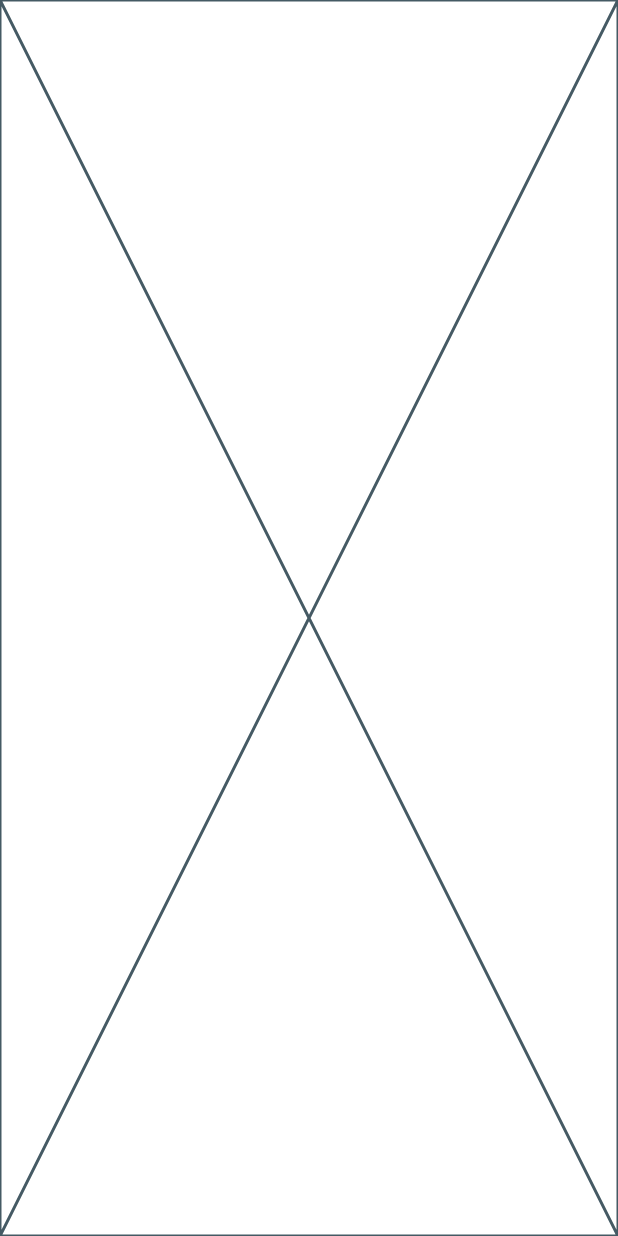
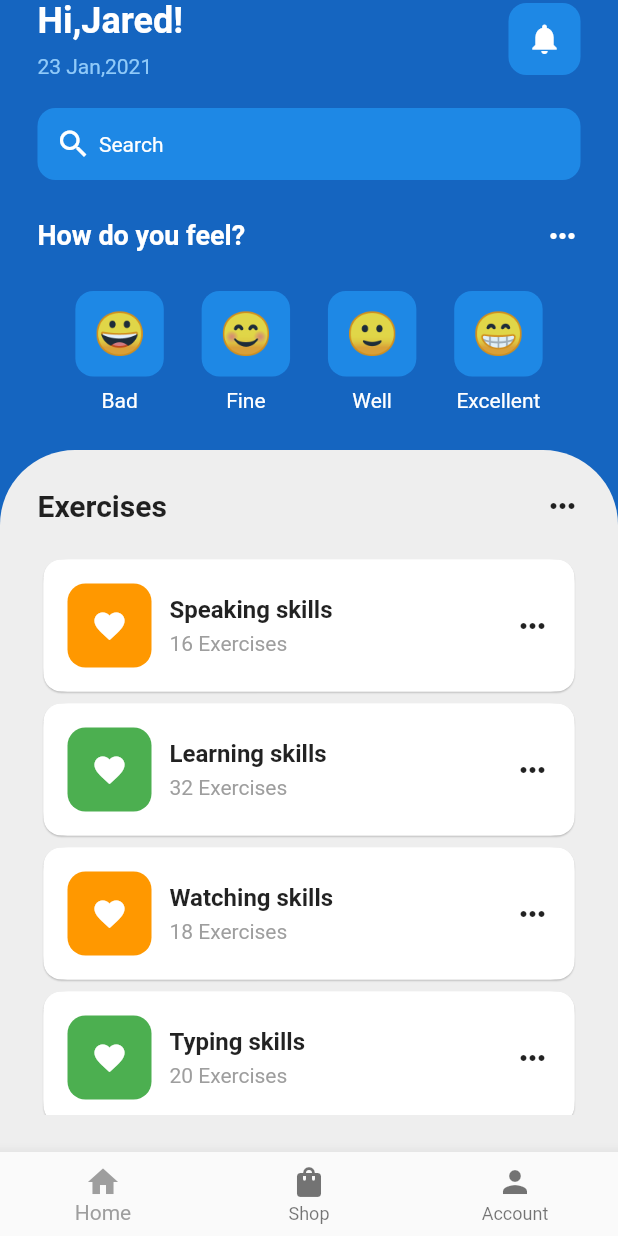
Before and after one commit to nirmal21332/Uis, a Flutter app: the screen it shows after launch, on a phone screen of 412 x 824 dp. Run offline on Flutter 3.47's test engine with Material 3 defaults, Android fonts, the phone set to English and light mode, and no system bars.

Commit message:
first commit

```diff
--- a/lib/Home_Screen.dart
+++ /dev/null
@@ -1,10 +0,0 @@
-import 'package:flutter/material.dart';
-
-class HomeScreen extends StatelessWidget {
-  const HomeScreen({super.key});
-
-  @override
-  Widget build(BuildContext context) {
-    return const Placeholder();
-  }
-}
--- a/lib/main.dart
+++ b/lib/main.dart
@@ -1,5 +1,5 @@
 import 'package:flutter/material.dart';
-import 'Home_Screen.dart';
+import 'pages/Home_Screen.dart';
 
 void main() {
   runApp(const MyApp());
--- /dev/null
+++ b/lib/pages/Home_Screen.dart
@@ -0,0 +1,420 @@
+import 'package:flutter/material.dart';
+
+import '../util/emoticon_face.dart';
+
+class HomeScreen extends StatelessWidget {
+  const HomeScreen({super.key});
+
+  @override
+  Widget build(BuildContext context) {
+    return Scaffold(
+      backgroundColor: Colors.blue[800],
+      bottomNavigationBar: BottomNavigationBar(
+        items: [
+          BottomNavigationBarItem(icon: Icon(Icons.home), label: 'Home'),
+          BottomNavigationBarItem(icon: Icon(Icons.shopping_bag), label: 'Shop'),
+          BottomNavigationBarItem(icon: Icon(Icons.person), label: 'Account'),
+        ],
+      ),
+      body: SafeArea(
+        child: Column(
+          children: [
+            Padding(
+              padding: const EdgeInsets.symmetric(horizontal: 25.0),
+              child: Column(
+                children: [
+                  // greeting row
+                  Row(
+                    mainAxisAlignment: MainAxisAlignment.spaceBetween,
+                    children: [
+                      // Hi jared
+                      Column(
+                        crossAxisAlignment: CrossAxisAlignment.start,
+                        children: [
+                          Text(
+                            'Hi,Jared! ',
+                            style: TextStyle(
+                              color: Colors.white,
+                              fontWeight: FontWeight.bold,
+                              fontSize: 24,
+                            ),
+                          ),
+                          SizedBox(height: 8),
+                          Text(
+                            '23 Jan,2021',
+                            style: TextStyle(color: Colors.blue[200]),
+                          ),
+                        ],
+                      ),
+
+                      // Notification
+                      Container(
+                        padding: EdgeInsets.all(12),
+                        decoration: BoxDecoration(
+                          borderRadius: BorderRadius.circular(12),
+                          color: Colors.blue[600],
+                        ),
+                        child: Icon(Icons.notifications, color: Colors.white),
+                      ),
+                    ],
+                  ),
+                  SizedBox(height: 20),
+
+                  // search bar
+                  Container(
+                    padding: EdgeInsets.all(12),
+                    decoration: BoxDecoration(
+                      borderRadius: BorderRadius.circular(12),
+                      color: Colors.blue[600],
+                    ),
+                    child: Row(
+                      children: [
+                        Icon(Icons.search, color: Colors.white),
+                        SizedBox(width: 5),
+                        Text('Search', style: TextStyle(color: Colors.white)),
+                      ],
+                    ),
+                  ),
+                  SizedBox(height: 25),
+
+                  // how do you feel?
+                  Row(
+                    mainAxisAlignment: MainAxisAlignment.spaceBetween,
+                    children: [
+                      Text(
+                        'How do you feel?',
+                        style: TextStyle(
+                          color: Colors.white,
+                          fontSize: 18,
+                          fontWeight: FontWeight.bold,
+                        ),
+                      ),
+                      Icon(Icons.more_horiz, color: Colors.white),
+                    ],
+                  ),
+                  SizedBox(height: 25),
+
+                  // 4 different faces
+                  Row(
+                    mainAxisAlignment: MainAxisAlignment.spaceEvenly,
+                    children: [
+                      // bad
+                      Column(
+                        children: [
+                          EmoticonFace(emoticonFace: '😀'),
+                          SizedBox(height: 8),
+                          Text('Bad', style: TextStyle(color: Colors.white)),
+                        ],
+                      ),
+                      // fine
+                      Column(
+                        children: [
+                          EmoticonFace(emoticonFace: '😊'),
+                          SizedBox(height: 8),
+                          Text('Fine', style: TextStyle(color: Colors.white)),
+                        ],
+                      ),
+                      // well
+                      Column(
+                        children: [
+                          EmoticonFace(emoticonFace: '🙂'),
+                          SizedBox(height: 8),
+                          Text('Well', style: TextStyle(color: Colors.white)),
+                        ],
+                      ),
+                      // excellent
+                      Column(
+                        children: [
+                          EmoticonFace(emoticonFace: '😁'),
+                          SizedBox(height: 8),
+                          Text(
+                            'Excellent',
+                            style: TextStyle(color: Colors.white),
+                          ),
+                        ],
+                      ),
+                    ],
+                  ),
+                ],
+              ),
+            ),
+            SizedBox(height: 25),
+            Expanded(
+              child: ClipRRect(
+                borderRadius: BorderRadius.only(
+                  topLeft: Radius.circular(50),
+                  topRight: Radius.circular(50),
+                ),
+                child: Container(
+                  color: Colors.grey[200],
+                  padding: EdgeInsets.all(25),
+                  child: SingleChildScrollView(
+                    scrollDirection: Axis.vertical,
+                    child: Column(
+                      children: [
+                        Row(
+                          mainAxisAlignment: MainAxisAlignment.spaceBetween,
+                          children: [
+                            Text(
+                              'Exercises',
+                              style: TextStyle(
+                                fontWeight: FontWeight.bold,
+                                fontSize: 20,
+                              ),
+                            ),
+                            Icon(Icons.more_horiz),
+                          ],
+                        ),
+                        SizedBox(height: 20),
+
+                        // listview of exercises
+                        Card(
+                          elevation: 0.5,
+                          shape: RoundedRectangleBorder(
+                            borderRadius: BorderRadius.circular(12),
+                          ),
+                          child: Container(
+                            padding: EdgeInsets.all(16),
+                            decoration: BoxDecoration(
+                              color: Colors.white,
+                              borderRadius: BorderRadius.circular(16),
+                            ),
+
+                            child: Row(
+                              mainAxisAlignment: MainAxisAlignment.spaceBetween,
+                              children: [
+                                Row(
+                                  children: [
+                                    Container(
+                                      decoration: BoxDecoration(
+                                        color: Colors.orange,
+                                        borderRadius: BorderRadius.circular(12),
+                                      ),
+                                      padding: EdgeInsets.all(16),
+                                      child: Icon(
+                                        Icons.favorite,
+                                        color: Colors.white,
+                                      ),
+                                    ),
+                                    SizedBox(width: 12),
+                                    Column(
+                                      crossAxisAlignment:
+                                          CrossAxisAlignment.start,
+                                      children: [
+                                        // title
+                                        Text(
+                                          'Speaking skills',
+                                          style: TextStyle(
+                                            fontWeight: FontWeight.bold,
+                                            fontSize: 16,
+                                          ),
+                                        ),
+                                        SizedBox(height: 5),
+                                        // subtitle
+                                        Text(
+                                          '16 Exercises',
+                                          style: TextStyle(
+                                            color: Colors.grey,
+                                            fontSize: 14,
+                                          ),
+                                        ),
+                                      ],
+                                    ),
+                                  ],
+                                ),
+                                Icon(Icons.more_horiz),
+                              ],
+                            ),
+                          ),
+                        ),
+                        Card(
+                          elevation: 0.5,
+                          shape: RoundedRectangleBorder(
+                            borderRadius: BorderRadius.circular(12),
+                          ),
+                          child: Container(
+                            padding: EdgeInsets.all(16),
+                            decoration: BoxDecoration(
+                              color: Colors.white,
+                              borderRadius: BorderRadius.circular(16),
+                            ),
+
+                            child: Row(
+                              mainAxisAlignment: MainAxisAlignment.spaceBetween,
+                              children: [
+                                Row(
+                                  children: [
+                                    Container(
+                                      decoration: BoxDecoration(
+                                        color: Colors.green,
+                                        borderRadius: BorderRadius.circular(12),
+                                      ),
+                                      padding: EdgeInsets.all(16),
+                                      child: Icon(
+                                        Icons.favorite,
+                                        color: Colors.white,
+                                      ),
+                                    ),
+                                    SizedBox(width: 12),
+                                    Column(
+                                      crossAxisAlignment:
+                                      CrossAxisAlignment.start,
+                                      children: [
+                                        // title
+                                        Text(
+                                          'Learning skills',
+                                          style: TextStyle(
+                                            fontWeight: FontWeight.bold,
+                                            fontSize: 16,
+                                          ),
+                                        ),
+                                        SizedBox(height: 5),
+                                        // subtitle
+                                        Text(
+                                          '32 Exercises',
+                                          style: TextStyle(
+                                            color: Colors.grey,
+                                            fontSize: 14,
+                                          ),
+                                        ),
+                                      ],
+                                    ),
+                                  ],
+                                ),
+                                Icon(Icons.more_horiz),
+                              ],
+                            ),
+                          ),
+                        ),
+                        Card(
+                          elevation: 0.5,
+                          shape: RoundedRectangleBorder(
+                            borderRadius: BorderRadius.circular(12),
+                          ),
+                          child: Container(
+                            padding: EdgeInsets.all(16),
+                            decoration: BoxDecoration(
+                              color: Colors.white,
+                              borderRadius: BorderRadius.circular(16),
+                            ),
+
+                            child: Row(
+                              mainAxisAlignment: MainAxisAlignment.spaceBetween,
+                              children: [
+                                Row(
+                                  children: [
+                                    Container(
+                                      decoration: BoxDecoration(
+                                        color: Colors.orange,
+                                        borderRadius: BorderRadius.circular(12),
+                                      ),
+                                      padding: EdgeInsets.all(16),
+                                      child: Icon(
+                                        Icons.favorite,
+                                        color: Colors.white,
+                                      ),
+                                    ),
+                                    SizedBox(width: 12),
+                                    Column(
+                                      crossAxisAlignment:
+                                      CrossAxisAlignment.start,
+                                      children: [
+                                        // title
+                                        Text(
+                                          'Watching skills',
+                                          style: TextStyle(
+                                            fontWeight: FontWeight.bold,
+                                            fontSize: 16,
+                                          ),
+                                        ),
+                                        SizedBox(height: 5),
+                                        // subtitle
+                                        Text(
+                                          '18 Exercises',
+                                          style: TextStyle(
+                                            color: Colors.grey,
+                                            fontSize: 14,
+                                          ),
+                                        ),
+                                      ],
+                                    ),
+                                  ],
+                                ),
+                                Icon(Icons.more_horiz),
+                              ],
+                            ),
+                          ),
+                        ),
+                        Card(
+                          elevation: 0.5,
+                          shape: RoundedRectangleBorder(
+                            borderRadius: BorderRadius.circular(12),
+                          ),
+                          child: Container(
+                            padding: EdgeInsets.all(16),
+                            decoration: BoxDecoration(
+                              color: Colors.white,
+                              borderRadius: BorderRadius.circular(16),
+                            ),
+
+                            child: Row(
+                              mainAxisAlignment: MainAxisAlignment.spaceBetween,
+                              children: [
+                                Row(
+                                  children: [
+                                    Container(
+                                      decoration: BoxDecoration(
+                                        color: Colors.green,
+                                        borderRadius: BorderRadius.circular(12),
+                                      ),
+                                      padding: EdgeInsets.all(16),
+                                      child: Icon(
+                                        Icons.favorite,
+                                        color: Colors.white,
+                                      ),
+                                    ),
+                                    SizedBox(width: 12),
+                                    Column(
+                                      crossAxisAlignment:
+                                      CrossAxisAlignment.start,
+                                      children: [
+                                        // title
+                                        Text(
+                                          'Typing skills',
+                                          style: TextStyle(
+                                            fontWeight: FontWeight.bold,
+                                            fontSize: 16,
+                                          ),
+                                        ),
+                                        SizedBox(height: 5),
+                                        // subtitle
+                                        Text(
+                                          '20 Exercises',
+                                          style: TextStyle(
+                                            color: Colors.grey,
+                                            fontSize: 14,
+                                          ),
+                                        ),
+                                      ],
+                                    ),
+                                  ],
+                                ),
+                                Icon(Icons.more_horiz),
+                              ],
+                            ),
+                          ),
+                        ),
+
+
+                      ],
+                    ),
+                  ),
+                ),
+              ),
+            ),
+          ],
+        ),
+      ),
+    );
+  }
+}
--- /dev/null
+++ b/lib/util/emoticon_face.dart
@@ -0,0 +1,19 @@
+import 'package:flutter/material.dart';
+
+class EmoticonFace extends StatelessWidget {
+
+  String emoticonFace;
+  EmoticonFace({super.key,required this.emoticonFace});
+
+  @override
+  Widget build(BuildContext context) {
+    return Container(
+      padding: EdgeInsets.all(12),
+      decoration: BoxDecoration(
+        borderRadius: BorderRadius.circular(12),
+        color: Colors.blue[600],
+      ),
+      child:Text(emoticonFace,style:TextStyle(fontSize: 28),),
+    );
+  }
+}
```
